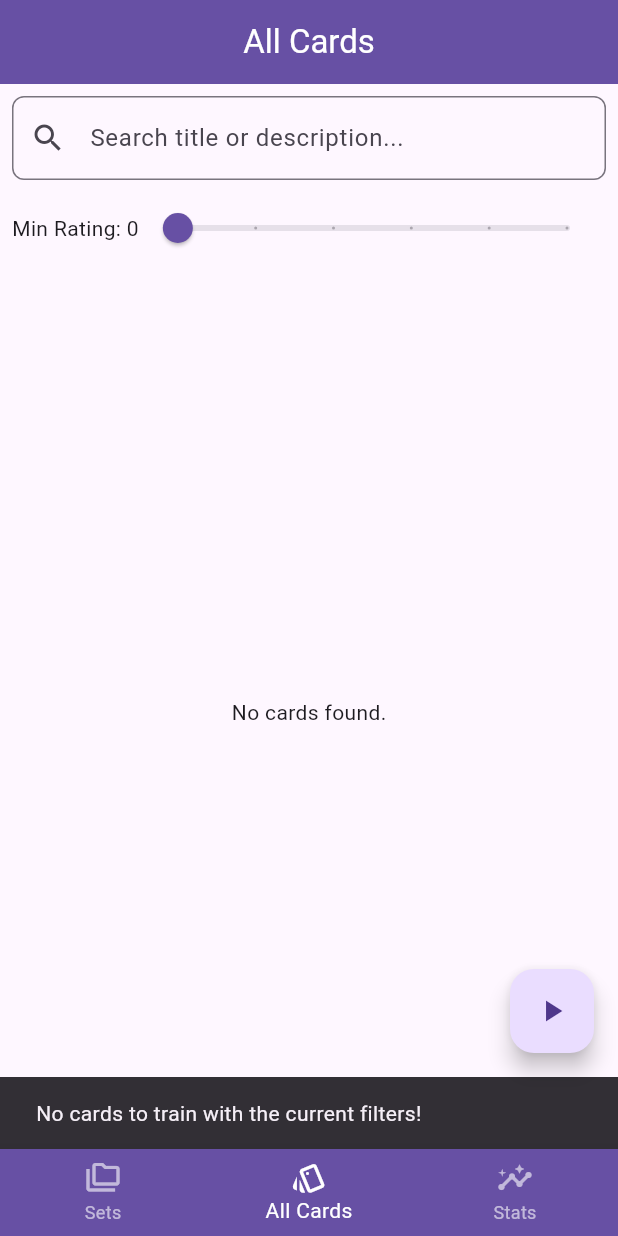
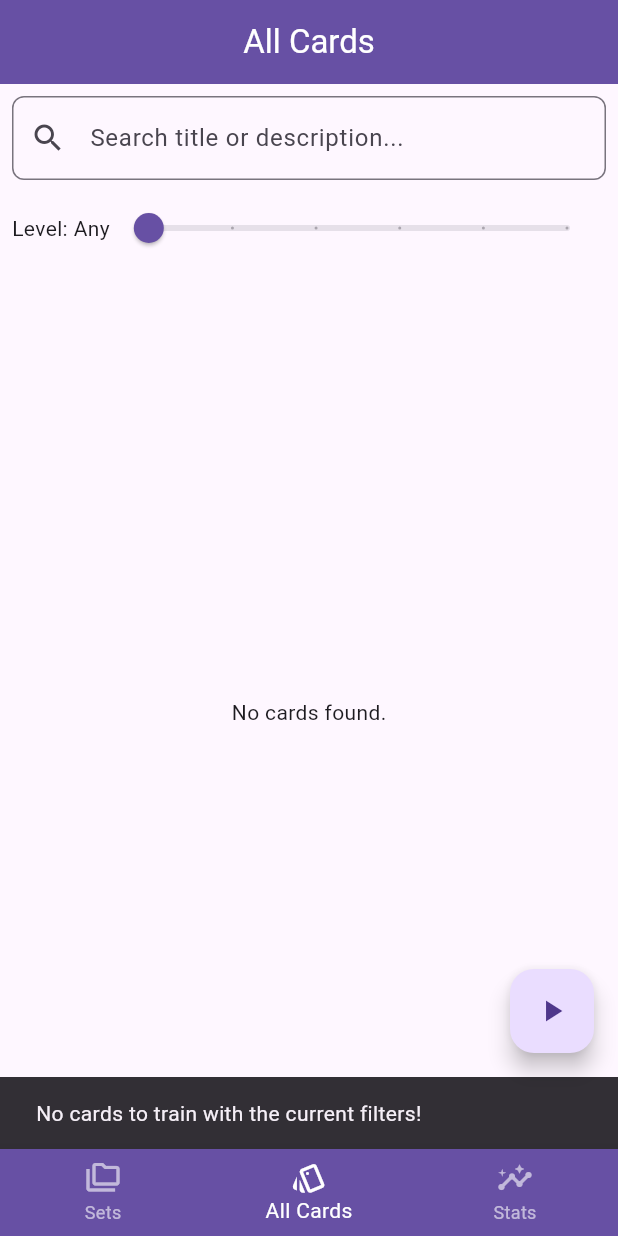
Before and after one commit to Tobitopia/FlashcardTrainer, a Flutter app: the screen it shows after launch, item 2 of the bottom bar chosen, after a tap on the "play arrow" icon, on a phone screen of 412 x 824 dp. Run offline on Flutter 3.47's test engine with Material 3 defaults, Android fonts, the phone set to English and light mode, and no system bars; our stand-ins replace fl_chart, image_picker, sqflite, video_player; missing offline and left inert: easy_video_editor, video_thumbnail; accounts and stored records are empty.

Commit message:
fix: Scrollable training mode, Filter by rating #2

```diff
--- a/lib/screens/all_cards/all_cards_screen.dart
+++ b/lib/screens/all_cards/all_cards_screen.dart
@@ -87,7 +87,7 @@ class AllCardsScreenState extends State<AllCardsScreen> {
                     TextField(controller: titleController, decoration: const InputDecoration(labelText: "Title")),
                     TextField(controller: descriptionController, decoration: const InputDecoration(labelText: "Description")),
                     DropdownButtonFormField<int>(
-                      value: selectedSetId,
+                      initialValue: selectedSetId,
                       items: allSets.map((set) {
                         return DropdownMenuItem<int>(
                           value: set.id,
@@ -333,8 +333,7 @@ class AllCardsScreenState extends State<AllCardsScreen> {
               const SizedBox(height: 8),
               Row(
                 children: [
-                  Text('Min Rating: ${_minRating.round()}'),
-                  Expanded(
+                  Text('Level: ${_minRating.round() == 0 ? 'Any' : _minRating.round()}'),                   Expanded(
                     child: Slider(
                       value: _minRating,
                       onChanged: (newRating) => setState(() => _minRating = newRating),
@@ -381,8 +380,9 @@ class AllCardsScreenState extends State<AllCardsScreen> {
                 return const Center(child: Text("No cards found."));
               } else {
                 final allCards = snapshot.data!;
+                final rating = _minRating.round();
                 _filteredCards = allCards.where((card) {
-                  final ratingMatch = card.rating >= _minRating.round();
+                  final ratingMatch = rating == 0 || card.rating == rating;
                   final labelMatch = _selectedLabels.isEmpty || _selectedLabels.any((label) => card.labels.contains(label));
                   final query = _searchQuery.toLowerCase();
                   final searchMatch = query.isEmpty ||
--- a/lib/screens/sets/set_detail_screen.dart
+++ b/lib/screens/sets/set_detail_screen.dart
@@ -165,8 +165,7 @@ class _SetDetailScreenState extends State<SetDetailScreen> {
                 const SizedBox(height: 8),
                 Row(
                   children: [
-                    Text('Min Rating: ${_minRating.round()}'),
-                    Expanded(
+                    Text('Level: ${_minRating.round() == 0 ? 'Any' : _minRating.round()}'),                    Expanded(
                       child: Slider(
                         value: _minRating,
                         onChanged: (newRating) => setState(() => _minRating = newRating),
@@ -195,8 +194,9 @@ class _SetDetailScreenState extends State<SetDetailScreen> {
                   final allCardsInSet = snapshot.data!;
                   final labelsInSet = allCardsInSet.expand((card) => card.labels).toSet().toList();
 
+                  final rating = _minRating.round();
                   _filteredCards = allCardsInSet.where((card) {
-                    final ratingMatch = card.rating >= _minRating.round();
+                    final ratingMatch = rating == 0 || card.rating == rating; // <-- NEW LOGIC
                     final labelMatch = _selectedLabels.isEmpty || _selectedLabels.any((label) => card.labels.contains(label));
                     final query = _searchQuery.toLowerCase();
                     final searchMatch = query.isEmpty ||
--- a/lib/screens/stats/stats_screen.dart
+++ b/lib/screens/stats/stats_screen.dart
@@ -46,7 +46,7 @@ class _StatsScreenState extends State<StatsScreen> {
         crossAxisAlignment: CrossAxisAlignment.stretch,
         children: [
           Text(
-            'Card Rating Distribution',
+            'Skill Level',
             style: Theme.of(context).textTheme.headlineSmall,
             textAlign: TextAlign.center,
           ),
--- a/lib/screens/training/training_screen.dart
+++ b/lib/screens/training/training_screen.dart
@@ -148,8 +148,7 @@ class _TrainingScreenState extends State<TrainingScreen> {
       appBar: AppBar(
         title: const Text('Training Mode'),
       ),
-      body: Center(
-        child: SingleChildScrollView(
+      body: SingleChildScrollView( // <--- Now this is the direct child of body
         child: Padding(
           padding: const EdgeInsets.all(16.0),
           child: Column(
@@ -205,7 +204,6 @@ class _TrainingScreenState extends State<TrainingScreen> {
             ),
           ),
         ),
-      ),
       floatingActionButton: FloatingActionButton(
         onPressed: _showNextCard,
         child: const Icon(Icons.arrow_forward),
```
Lines whose indentation alone changed are shown as unchanged.
